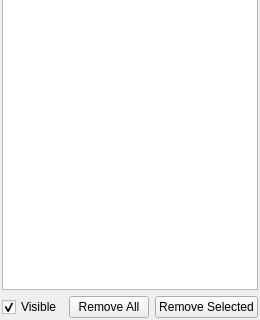
The window that Qt/DataView/DataViewWidgetBase.ui (renchao-lu/ogs5) describes before a commit, drawn with Qt 5; both pictures show x 0 to 260 and y 180 to 500 of the 260 by 500 pixel window.
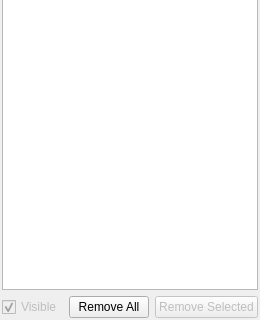
The same window after the commit. Custom widgets are drawn as their Qt base class.

```diff
--- a/Qt/DataView/DataViewWidgetBase.ui
+++ b/Qt/DataView/DataViewWidgetBase.ui
@@ -34,6 +34,9 @@
     <layout class="QHBoxLayout" name="horizontalLayout">
      <item>
       <widget class="QCheckBox" name="visibleCheckBox">
+       <property name="enabled">
+        <bool>false</bool>
+       </property>
        <property name="text">
         <string>Visible</string>
        </property>
@@ -51,6 +54,9 @@
      </item>
      <item>
       <widget class="QPushButton" name="removeSelectedPushButton">
+       <property name="enabled">
+        <bool>false</bool>
+       </property>
        <property name="text">
         <string>Remove Selected</string>
        </property>
```
